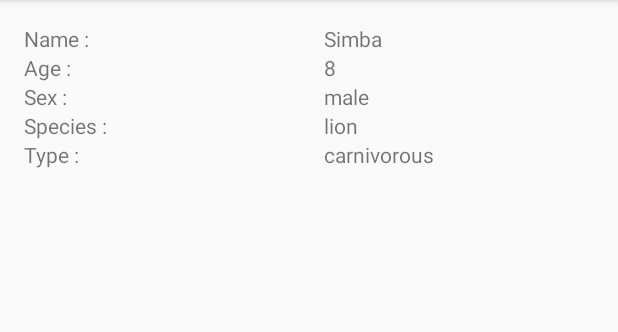
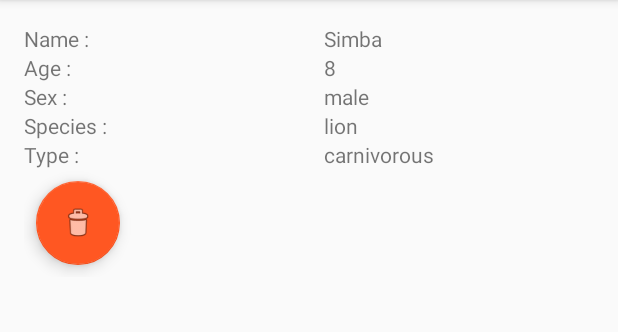
Before and after one commit to ZooJumanji/ZooJumanji, an Android app: the AnimalDetailActivity screen opened directly, with no data from a screen before it, on a phone screen of 412 x 824 dp, the part 84-416 px from its top. Run offline under Robolectric (Android 15) with nearby library versions, the phone set to English and light mode, and no system bars.

Commit message:
delete button

```diff
--- a/Android/app/src/main/java/com/example/hb/zoojumanji/AnimalDetailActivity.java
+++ b/Android/app/src/main/java/com/example/hb/zoojumanji/AnimalDetailActivity.java
@@ -1,9 +1,12 @@
 package com.example.hb.zoojumanji;
 
 import android.content.Intent;
+import android.support.design.widget.FloatingActionButton;
 import android.support.v7.app.AppCompatActivity;
 import android.os.Bundle;
+import android.view.View;
 import android.widget.TextView;
+import android.widget.Toast;
 
 import com.example.hb.zoojumanji.dataManager.DataManager;
 import com.example.hb.zoojumanji.object.Animal;
@@ -38,5 +41,17 @@ public class AnimalDetailActivity extends AppCompatActivity {
         sexText.setText(getString(animal.getSex()));
         speciesText.setText(getString(animal.getSpecies()));
         typeText.setText(getString(animal.getType()));
+
+        // Get clicked floatingButton
+        FloatingActionButton button = (FloatingActionButton) findViewById(R.id.delete_fab);
+        button.setOnClickListener(new View.OnClickListener() {
+
+            @Override
+            public void onClick(View view) {
+                // Toast deletion
+                Toast.makeText(AnimalDetailActivity.this, "Animal deleted", Toast.LENGTH_LONG)
+                    .show();
+            }
+        });
     }
 }
--- a/Android/app/src/main/res/layout/activity_animal_detail.xml
+++ b/Android/app/src/main/res/layout/activity_animal_detail.xml
@@ -97,4 +97,13 @@
 
     </LinearLayout>
 
+    <android.support.design.widget.FloatingActionButton
+        android:id="@+id/delete_fab"
+        android:layout_width="wrap_content"
+        android:layout_height="wrap_content"
+        android:layout_margin="@dimen/fab_margin"
+        android:gravity="bottom|end"
+        android:scaleType="center"
+        android:src="@android:drawable/ic_menu_delete" />
+
 </LinearLayout>
--- /dev/null
+++ b/Android/app/src/main/res/values-w800dp/dimens.xml
@@ -0,0 +1,4 @@
+<?xml version="1.0" encoding="utf-8"?>
+<resources>
+    <dimen name="fab_margin">16dp</dimen>
+</resources>
--- a/Android/app/src/main/res/values/dimens.xml
+++ b/Android/app/src/main/res/values/dimens.xml
@@ -2,7 +2,7 @@
     <!-- Default screen margins, per the Android Design guidelines. -->
     <dimen name="activity_horizontal_margin">16dp</dimen>
     <dimen name="activity_vertical_margin">16dp</dimen>
-    <dimen name="fab_margin">16dp</dimen>
+    <dimen name="fab_margin">8dp</dimen>
     <dimen name="title_size">32dp</dimen>
     <dimen name="detail_label">200dp</dimen>
 </resources>
```
Also changed, not shown: Android/app/src/main/java/com/example/hb/zoojumanji/adapter/EnclosureAdapter.java (added, +47 -0 lines), Android/app/src/main/java/com/example/hb/zoojumanji/object/Enclosure.java (added, +63 -0 lines), 1 other file.
